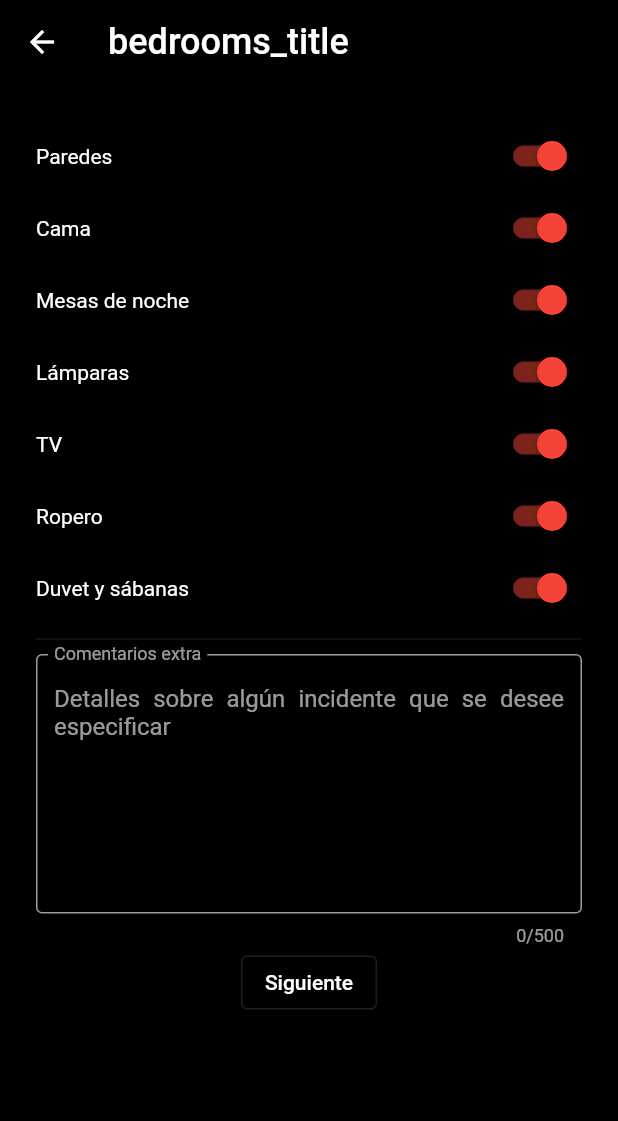
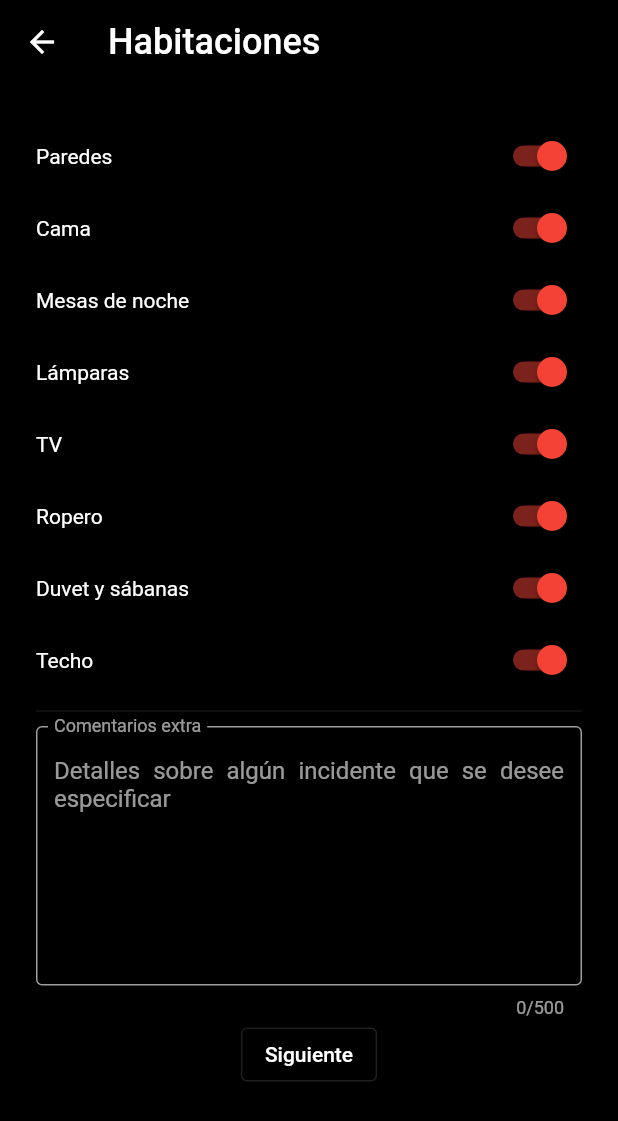
Before and after one commit to jflavio11/AirBnbApartmentVerificator, a Flutter app: the screen it shows after launch, after a tap on "Siguiente", on a phone screen of 412 x 824 dp. Shown: the top 1121 px of the screen. Run offline on Flutter 3.47's test engine with Material 2 defaults, Android fonts, the phone set to English and light mode, and no system bars; our stand-ins replace localization.

Commit message:
add more pages: livin room, bathrooms

```diff
--- a/assets/strings/es_ES.json
+++ b/assets/strings/es_ES.json
@@ -1,5 +1,6 @@
 {
-  "kitchen_title": "Revisión de cocina",
+
+  "kitchen_title": "Revisión de Cocina",
   "kitchen_kitchenOkay": "Cocina",
   "kitchen_kitchenetTableOkay": "Tablero de cuarzo",
   "kitchen_homeAppliancesOkay": "Electrodomésticos",
@@ -7,16 +8,31 @@
   "kitchen_wineGlassesOkay": "Copas de vidrio",
   "kitchen_dishesOkay": "Platos y menaje",
   "kitchen_cupsOkay": "Tazas",
+  "kitchen_ceiling": "Techo",
   "kitchen_extraComments": "Comentarios extra",
 
 
-  "Bedrooms_title": "Revisión de habitaciones",
+  "bedrooms_title": "Habitaciones",
   "bedroom_walls":  "Paredes",
   "bedroom_bed": "Cama",
   "bedroom_bedsideTable":  "Mesas de noche",
   "bedroom_lamps": "Lámparas",
   "bedroom_tv":  "TV",
   "bedroom_wardrobe": "Ropero",
-  "bedroom_duvet": "Duvet y sábanas"
+  "bedroom_duvet": "Duvet y sábanas",
+  "bedroom_ceiling": "Techo",
+
+
+  "livingroom_title": "Sala",
+  "livingroom_walls": "Paredes",
+  "livingroom_sofas": "Sofás",
+  "livingroom_tv": "Tv",
+  "livingroom_furniture": "Muebles",
+  "livingroom_ceiling": "Techo",
+
+  "bathrooms_title": "Baños",
+  "bathrooms_mirror": "Espejos",
+  "bathrooms_glass_door": "Puerta de vidrio o cortina de ducha",
+  "bathrooms_toilet": "Inodoro"
 
 }
--- a/lib/form/FormData.dart
+++ b/lib/form/FormData.dart
@@ -3,8 +3,7 @@ import 'package:flutter/cupertino.dart';
 class FormData with ChangeNotifier {
   int _currentPage = 0;
   Map<VerificationZone, ZoneStateData> data = <VerificationZone, ZoneStateData>{
-    VerificationZone.Kitchen: const ZoneStateData(
-      data: {
+    VerificationZone.Kitchen: const ZoneStateData(data: {
       "kitchen_kitchenOkay": true,
       "kitchen_kitchenetTableOkay": true,
       "kitchen_homeAppliancesOkay": true,
@@ -12,10 +11,9 @@ class FormData with ChangeNotifier {
       "kitchen_wineGlassesOkay": true,
       "kitchen_dishesOkay": true,
       "kitchen_cupsOkay": true,
-      },
-    ),
-    VerificationZone.Bedrooms: const ZoneStateData(
-      data: {
+      "kitchen_ceiling": true,
+    }),
+    VerificationZone.Bedrooms: const ZoneStateData(data: {
       "bedroom_walls": true,
       "bedroom_bed": true,
       "bedroom_bedsideTable": true,
@@ -23,11 +21,24 @@ class FormData with ChangeNotifier {
       "bedroom_tv": true,
       "bedroom_wardrobe": true,
       "bedroom_duvet": true,
-      },
-    ),
+      "bedroom_ceiling": true,
+    }),
+    VerificationZone.LivingRoom: const ZoneStateData(data: {
+      "livingroom_walls": true,
+      "livingroom_sofas": true,
+      "livingroom_ceiling": true,
+      "livingroom_furniture": true,
+      "livingroom_tv": true,
+    }),
+    VerificationZone.Bathrooms: const ZoneStateData(data: {
+      "bathrooms_mirror": true,
+      "bathrooms_glass_door": true,
+      "bathrooms_toilet": true,
+    }),
   };
 
   void nextPage() {
+    if (_currentPage == data.length - 1) return;
     _currentPage++;
     notifyListeners();
   }
@@ -50,15 +61,12 @@ class FormData with ChangeNotifier {
 
   VerificationZone getVerificationZoneForPage() {
     VerificationZone zone = VerificationZone.Kitchen;
-    switch (_currentPage) {
-      case 0:
-        zone = VerificationZone.Kitchen;
-        break;
-      case 1:
-        zone = VerificationZone.Bedrooms;
-        break;
-      default:
-        zone = VerificationZone.Kitchen;
+    int index = 0;
+    for (var element in data.keys) {
+      if (index == _currentPage) {
+        zone = element;
+      }
+      index++;
     }
     return zone;
   }
```
Lines whose indentation alone changed are shown as unchanged.
